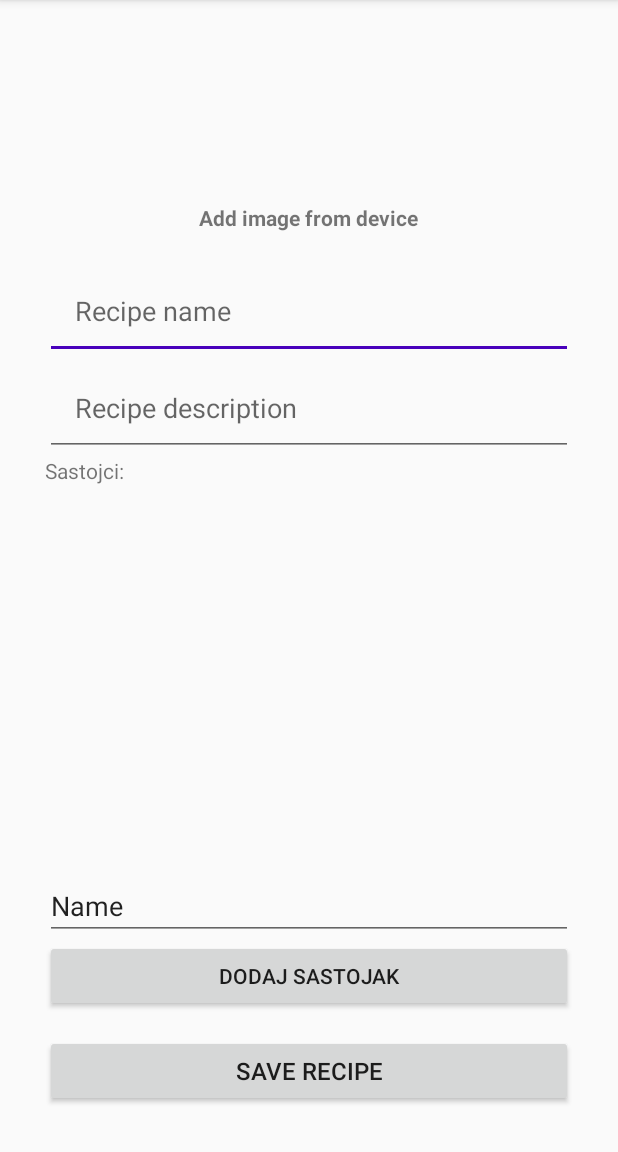
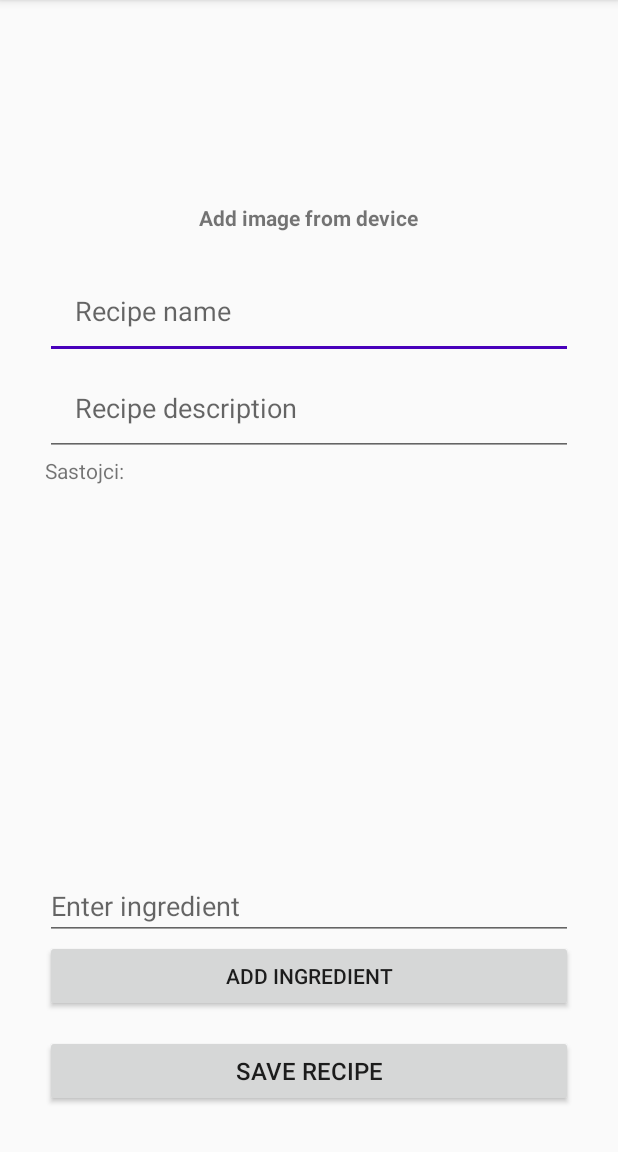
Before and after one commit to ikordic/PoorStudentsCookbook, an Android app: the AddNewRecipeActivity screen opened directly, with no data from a screen before it, scrolled down 210 dp, on a phone screen of 412 x 824 dp, the part 84-1236 px from its top. Run offline under Robolectric (Android 15) with nearby library versions, the phone set to English and light mode, and no system bars; our stand-ins replace Firebase (no records; nobody signed in at launch, a user with empty details on screens opened directly); libraries missing offline, so code that uses them is left out: net.yslibrary.android; pictures from the network do not load.

```diff
--- a/app/src/main/java/com/kordic/ivan/poorstudentscookbook/RecipeOverviewActivity.java
+++ b/app/src/main/java/com/kordic/ivan/poorstudentscookbook/RecipeOverviewActivity.java
@@ -54,7 +54,7 @@ public class RecipeOverviewActivity extends AppCompatActivity
         this.textViewRecipeOverviewDescription = findViewById(R.id.textViewRecipeOverviewDescription);
         this.imageViewRecipeOverview = findViewById(R.id.imageViewRecipeOverview);
         this.textViewRecipeOverviewBy = findViewById(R.id.textViewRecipeOverviewBy);
-        this.listViewRecipeIngredients =findViewById(R.id.listViewRecipeIngredients);
+        this.listViewRecipeIngredients = findViewById(R.id.listViewIngredients);
 
         if(savedInstanceState == null)
         {
--- a/app/src/main/res/layout/activity_add_new_recipe.xml
+++ b/app/src/main/res/layout/activity_add_new_recipe.xml
@@ -92,8 +92,8 @@
                 android:layout_marginLeft="30dp"
                 android:layout_marginRight="30dp"
                 android:ems="10"
-                android:inputType="textPersonName"
-                android:text="Name" />
+                android:hint="Enter ingredient"
+                android:inputType="textPersonName" />
 
             <Button
                 android:id="@+id/buttonAddNewIgredient"
@@ -102,7 +102,7 @@
                 android:layout_marginLeft="30dp"
                 android:layout_marginRight="30dp"
                 android:onClick="onBtnClick"
-                android:text="Dodaj sastojak" />
+                android:text="Add ingredient" />
 
             <Button
                 android:id="@+id/buttonSaveNewRecipe"
--- a/app/src/main/res/layout/activity_recipe_overview.xml
+++ b/app/src/main/res/layout/activity_recipe_overview.xml
@@ -75,7 +75,7 @@
 
 
         <ListView
-            android:id="@+id/listViewRecipeIngredients"
+            android:id="@+id/listViewIngredients"
             android:layout_width="match_parent"
             android:layout_height="400dp"
             android:layout_below="@+id/textViewRecipeOverviewDescription"
```
